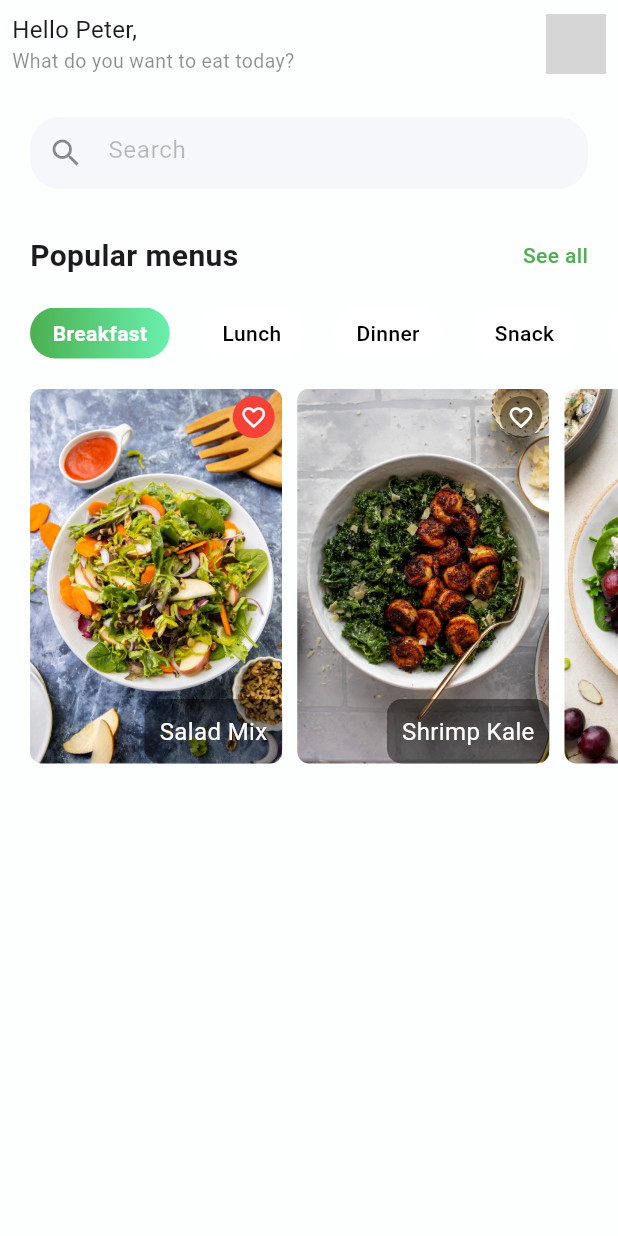
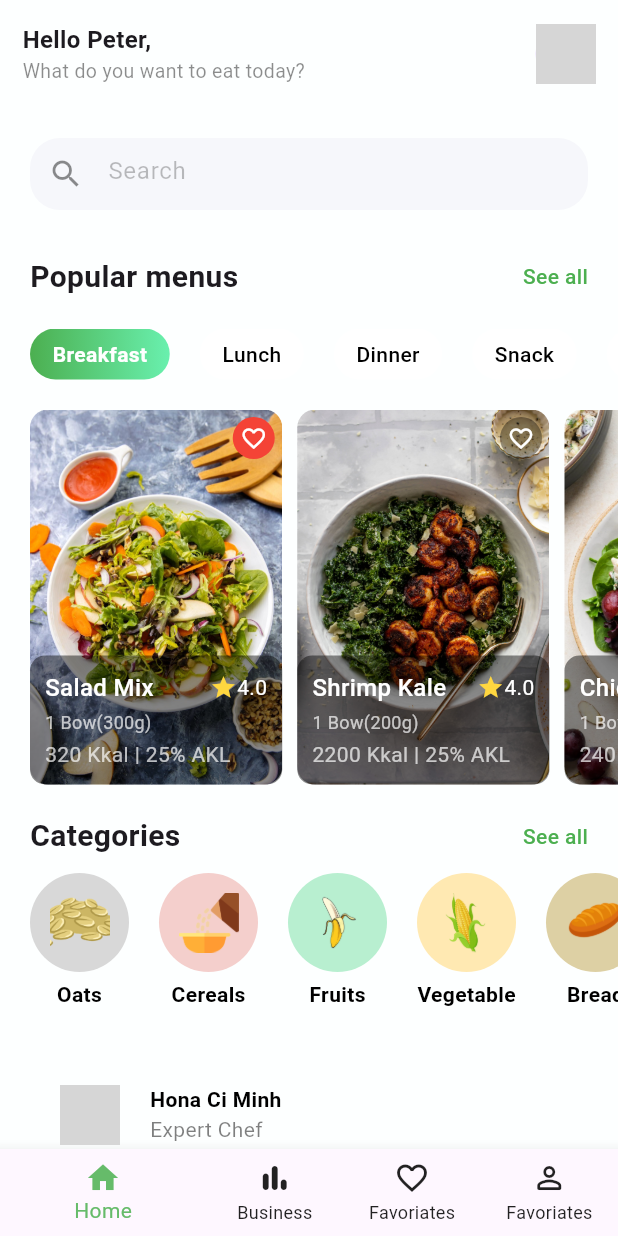
Before and after one commit to Awaizkazi/ui_practices, a Flutter app: the HomeScreenRecipe screen opened directly, on a phone screen of 412 x 824 dp. Run offline on Flutter 3.47's test engine with Material 3 defaults, Android fonts, the phone set to English and light mode, and no system bars; network calls fail; grey boxes are pictures that could not be loaded.

Commit message:
Home Screen Done

```diff
--- /dev/null
+++ b/lib/Food Recipe App/models/categories_recipe.dart
@@ -0,0 +1,36 @@
+import 'package:flutter/material.dart';
+
+class Category {
+  final String name, image;
+  final Color color;
+
+  Category({required this.name, required this.image, required this.color});
+}
+
+List<Category> recipeCategory = [
+  Category(
+    name: 'Oats',
+    image: 'assets/food-recipe/oats.png',
+    color: const Color(0xffd8d8d8),
+  ),
+  Category(
+    name: 'Cereals',
+    image: 'assets/food-recipe/cereal.png',
+    color: const Color(0xfff4cfcc),
+  ),
+  Category(
+    name: 'Fruits',
+    image: 'assets/food-recipe/banana.png',
+    color: const Color(0xffb8efd0),
+  ),
+  Category(
+    name: 'Vegetable',
+    image: 'assets/food-recipe/corn.png',
+    color: const Color(0xffffe9b2),
+  ),
+  Category(
+    name: 'Bread',
+    image: 'assets/food-recipe/bread.png',
+    color: const Color(0xffddd0a4),
+  ),
+];
--- /dev/null
+++ b/lib/Food Recipe App/models/ingredients.dart
@@ -0,0 +1,35 @@
+import 'package:flutter/material.dart';
+
+class Ingredients {
+  final String name, image;
+  final Color color;
+  Ingredients({required this.color, required this.name, required this.image});
+}
+
+List<Ingredients> ingredients = [
+  Ingredients(
+    color: const Color(0xfff4cfcc),
+    name: 'Potato',
+    image: 'assets/food-recipe/potato.png',
+  ),
+  Ingredients(
+    color: const Color(0xffb8efd0),
+    name: 'onion',
+    image: 'assets/food-recipe/onion.png',
+  ),
+  Ingredients(
+    color: const Color(0xffffe9b2),
+    name: 'Almond',
+    image: 'assets/food-recipe/almond.png',
+  ),
+  Ingredients(
+    color: const Color(0xffddd0a4),
+    name: 'Broccoli',
+    image: 'assets/food-recipe/broccoli.png',
+  ),
+  Ingredients(
+    color: const Color(0xffd8d8d8),
+    name: 'Ginger',
+    image: 'assets/food-recipe/ginger.png',
+  ),
+];
--- a/lib/Food Recipe App/views/home_screen_recipe.dart
+++ b/lib/Food Recipe App/views/home_screen_recipe.dart
@@ -1,5 +1,6 @@
 import 'package:flutter/material.dart';
 import 'package:ui_practices/Food%20Recipe%20App/colors/colors.dart';
+import 'package:ui_practices/Food%20Recipe%20App/models/categories_recipe.dart';
 import 'package:ui_practices/Food%20Recipe%20App/models/recipe_model.dart';
 
 class HomeScreenRecipe extends StatefulWidget {
@@ -11,22 +12,155 @@ class HomeScreenRecipe extends StatefulWidget {
 
 class _HomeScreenRecipeState extends State<HomeScreenRecipe> {
   int selectedIndex = 0;
+  int selectedIndexBottomNav = 0;
+  void _onItemTapped(int index) {
+    setState(() {
+      selectedIndexBottomNav = index;
+    });
+  }
+
   @override
   Widget build(BuildContext context) {
     return Scaffold(
       backgroundColor: recipeAppBackgroundColor,
       body: SafeArea(
+        child: ListView(
+          children: [
+            headerParts(),
+            const SizedBox(height: 20),
+            mySearchField(),
+            const SizedBox(height: 30),
+            rowSectionDivider('Popular menus', 'See all'),
+            const SizedBox(height: 20),
+            popularMenuItems(),
+            const SizedBox(height: 20),
+
+            // MAIN CARD LIST
+            recipeImageCard(context),
+            const SizedBox(height: 20),
+            rowSectionDivider('Categories', 'See all'),
+            const SizedBox(height: 10),
+            categoryItems(),
+            const SizedBox(height: 10),
+            chefInformationDetails(),
+            const SizedBox(height: 10),
+          ],
+        ),
+      ),
+      bottomNavigationBar: bottomNavBar(),
+    );
+  }
+
+  BottomNavigationBar bottomNavBar() {
+    return BottomNavigationBar(
+      items: <BottomNavigationBarItem>[
+        BottomNavigationBarItem(icon: Icon(Icons.home), label: 'Home'),
+        BottomNavigationBarItem(
+          icon: Icon(Icons.bar_chart_rounded),
+          label: 'Business',
+        ),
+        BottomNavigationBarItem(
+          icon: Icon(Icons.favorite_border_outlined),
+          label: 'Favoriates',
+        ),
+        BottomNavigationBarItem(
+          icon: Icon(Icons.person_outline_rounded),
+          label: 'Favoriates',
+        ),
+      ],
+      currentIndex: selectedIndexBottomNav,
+      unselectedItemColor: Colors.black87,
+      selectedItemColor: Colors.green[400],
+      onTap: _onItemTapped,
+
+      showUnselectedLabels: true,
+    );
+  }
+
+  Padding chefInformationDetails() {
+    return Padding(
+      padding: EdgeInsetsGeometry.all(40),
+      child: Row(
+        children: [
+          Container(
+            height: 40,
+            width: 40,
+            decoration: BoxDecoration(
+              shape: BoxShape.circle,
+              image: DecorationImage(
+                image: NetworkImage(
+                  'https://media.istockphoto.com/id/1213660289/photo/young-beautiful-chinese-chef-woman-wearing-cooker-uniform-and-hat-holding-tray-with-dome-with.jpg?s=612x612&w=0&k=20&c=Acr3SpWXvGhElDWXTo2Z7hfc7jpUQrXJuOs9SzuZEHA=',
+                ),
+                fit: BoxFit.cover,
+              ),
+            ),
+          ),
+          SizedBox(width: 20),
+          Column(
+            crossAxisAlignment: CrossAxisAlignment.start,
+            children: [
+              Text(
+                'Hona Ci Minh',
+                style: TextStyle(
+                  fontSize: 14,
+                  color: Colors.black,
+                  fontWeight: FontWeight.bold,
+                ),
+              ),
+              Text(
+                'Expert Chef',
+                style: TextStyle(color: Colors.black.withValues(alpha: 0.5)),
+              ),
+            ],
+          ),
+        ],
+      ),
+    );
+  }
+
+  SingleChildScrollView categoryItems() {
+    return SingleChildScrollView(
+      scrollDirection: Axis.horizontal,
+      child: Row(
+        children: List.generate(
+          recipeCategory.length,
+          (index) => Padding(
+            padding: index == 0
+                ? EdgeInsetsGeometry.only(left: 20, right: 20)
+                : EdgeInsetsGeometry.only(right: 20),
             child: Column(
               children: [
-            headerParts(),
-            SizedBox(height: 20),
-            mySearchField(),
-            SizedBox(height: 30),
-            rowSectionPopular(),
-            SizedBox(height: 20),
-            popularMenuItems(),
-            SizedBox(height: 20),
-            SingleChildScrollView(
+                CircleAvatar(
+                  radius: 33,
+                  backgroundColor: recipeCategory[index].color,
+                  child: Image.asset(
+                    recipeCategory[index].image,
+                    fit: BoxFit.cover,
+                    height: 40,
+                    width: 40,
+                  ),
+                ),
+                SizedBox(height: 5),
+                Text(
+                  recipeCategory[index].name,
+                  style: TextStyle(
+                    fontSize: 14,
+                    fontWeight: FontWeight.bold,
+                    color: Colors.black,
+                  ),
+                ),
+              ],
+            ),
+          ),
+        ),
+      ),
+    );
+  }
+
+  SizedBox recipeImageCard(BuildContext context) {
+    return SizedBox(
+      height: 250,
+      child: SingleChildScrollView(
         scrollDirection: Axis.horizontal,
         child: Row(
           children: List.generate(recipeItems.length, (index) {
@@ -34,30 +168,30 @@ class _HomeScreenRecipeState extends State<HomeScreenRecipe> {
 
             return Padding(
               padding: index == 0
-                        ? EdgeInsetsGeometry.only(left: 20, right: 10)
-                        : EdgeInsetsGeometry.only(right: 10),
+                  ? const EdgeInsets.only(left: 20, right: 10)
+                  : const EdgeInsets.only(right: 10),
               child: GestureDetector(
                 onTap: () {},
                 child: Container(
-                        height: 250,
+                  height: 300,
                   width: MediaQuery.of(context).size.width / 2.45,
                   decoration: BoxDecoration(
-                          borderRadius: BorderRadius.circular(8),
+                    borderRadius: BorderRadius.circular(12),
                     image: DecorationImage(
                       image: AssetImage(recipe.image),
                       fit: BoxFit.cover,
                     ),
                   ),
                   child: Column(
-                          mainAxisAlignment: MainAxisAlignment.spaceBetween,
                     crossAxisAlignment: CrossAxisAlignment.end,
                     children: [
+                      /// ⬆️Top FAV BUTTON
                       Container(
-                              padding: EdgeInsets.all(5),
-                              margin: EdgeInsets.all(5),
+                        padding: const EdgeInsets.all(5),
+                        margin: const EdgeInsets.all(5),
                         decoration: BoxDecoration(
                           shape: BoxShape.circle,
-                                color: recipe.fav ? Colors.red : Colors.black45,
+                          color: recipe.fav ? Colors.red : Colors.black38,
                         ),
                         child: Icon(
                           Icons.favorite_border_outlined,
@@ -65,6 +199,11 @@ class _HomeScreenRecipeState extends State<HomeScreenRecipe> {
                           size: 18,
                         ),
                       ),
+
+                      /// 🔽 This pushes bottom content to bottom cleanly
+                      const Spacer(),
+
+                      /// 🔽 Bottom Info Box
                       Container(
                         padding: EdgeInsets.all(10),
                         decoration: BoxDecoration(
@@ -72,13 +211,48 @@ class _HomeScreenRecipeState extends State<HomeScreenRecipe> {
                           color: Colors.black45,
                         ),
                         child: Column(
+                          crossAxisAlignment: CrossAxisAlignment.start,
                           children: [
-                                  Text(
+                            Row(
+                              children: [
+                                Expanded(
+                                  child: Text(
                                     recipe.name,
+                                    maxLines: 1,
                                     style: TextStyle(
                                       fontSize: 16,
                                       color: Colors.white,
+                                      fontWeight: FontWeight.w500,
                                     ),
+                                  ),
+                                ),
+                                Row(
+                                  children: [
+                                    Icon(
+                                      Icons.star,
+                                      color: Colors.amberAccent,
+                                      size: 18,
+                                    ),
+                                    Text(
+                                      "${recipe.rate}",
+                                      style: TextStyle(color: Colors.white),
+                                    ),
+                                  ],
+                                ),
+                              ],
+                            ),
+                            SizedBox(height: 3),
+                            Text(
+                              "1 Bow(${recipe.weight}g)",
+                              style: TextStyle(
+                                color: Colors.white70,
+                                fontSize: 12,
+                              ),
+                            ),
+                            SizedBox(height: 3),
+                            Text(
+                              "${recipe.calorie} Kkal | 25% AKL",
+                              style: TextStyle(color: Colors.white70),
                             ),
                           ],
                         ),
@@ -91,24 +265,22 @@ class _HomeScreenRecipeState extends State<HomeScreenRecipe> {
           }),
         ),
       ),
-          ],
-        ),
-      ),
     );
   }
 
-  Padding rowSectionPopular() {
+  // 🔵 Popular Text Row
+  Padding rowSectionDivider(String leftText, String rightText) {
     return Padding(
-      padding: EdgeInsets.symmetric(horizontal: 20),
+      padding: const EdgeInsets.symmetric(horizontal: 20),
       child: Row(
         mainAxisAlignment: MainAxisAlignment.spaceBetween,
         children: [
           Text(
-            'Popular menus',
+            leftText,
             style: TextStyle(fontSize: 20, fontWeight: FontWeight.bold),
           ),
           Text(
-            'See all',
+            rightText,
             style: TextStyle(
               fontSize: 14,
               fontWeight: FontWeight.w500,
@@ -120,6 +292,7 @@ class _HomeScreenRecipeState extends State<HomeScreenRecipe> {
     );
   }
 
+  // 🔵 Menu Filter Buttons
   SingleChildScrollView popularMenuItems() {
     return SingleChildScrollView(
       scrollDirection: Axis.horizontal,
@@ -127,15 +300,16 @@ class _HomeScreenRecipeState extends State<HomeScreenRecipe> {
         children: List.generate(
           menuItems.length,
           (index) => Padding(
-            padding: EdgeInsets.only(left: 20),
+            padding: const EdgeInsets.only(left: 20),
             child: GestureDetector(
               onTap: () {
-                setState(() {
-                  selectedIndex = index;
-                });
+                setState(() => selectedIndex = index);
               },
               child: Container(
-                padding: EdgeInsets.symmetric(horizontal: 15, vertical: 7),
+                padding: const EdgeInsets.symmetric(
+                  horizontal: 15,
+                  vertical: 7,
+                ),
                 decoration: BoxDecoration(
                   borderRadius: BorderRadius.circular(20),
                   gradient: LinearGradient(
@@ -165,15 +339,16 @@ class _HomeScreenRecipeState extends State<HomeScreenRecipe> {
     );
   }
 
+  // 🔵 Search Bar
   Padding mySearchField() {
     return Padding(
-      padding: EdgeInsets.symmetric(horizontal: 20),
+      padding: const EdgeInsets.symmetric(horizontal: 20),
       child: Container(
         decoration: BoxDecoration(
           borderRadius: BorderRadius.circular(20),
           color: searchBarColor,
         ),
-        child: TextFormField(
+        child: const TextField(
           decoration: InputDecoration(
             border: InputBorder.none,
             prefixIcon: Icon(Icons.search, color: Colors.black45),
@@ -186,17 +361,18 @@ class _HomeScreenRecipeState extends State<HomeScreenRecipe> {
     );
   }
 
+  // 🔵 Header Section
   Padding headerParts() {
     return Padding(
-      padding: const EdgeInsets.all(8.0),
+      padding: const EdgeInsets.all(15),
       child: Row(
         children: [
-          Text.rich(
+          const Text.rich(
             TextSpan(
               children: [
                 TextSpan(
                   text: "Hello Peter,\n",
-                  style: TextStyle(fontSize: 16),
+                  style: TextStyle(fontSize: 16, fontWeight: FontWeight.bold),
                 ),
                 TextSpan(
                   text: "What do you want to eat today?",
@@ -205,12 +381,11 @@ class _HomeScreenRecipeState extends State<HomeScreenRecipe> {
               ],
             ),
           ),
-          Spacer(),
+          const Spacer(),
           Stack(
             children: [
-              CircleAvatar(
+              const CircleAvatar(
                 radius: 20,
-                backgroundColor: Colors.white,
                 backgroundImage: NetworkImage(
                   'https://thumbs.dreamstime.com/b/profile-picture-caucasian-male-employee-posing-office-happy-young-worker-look-camera-workplace-headshot-portrait-smiling-190186649.jpg',
                 ),
@@ -220,11 +395,11 @@ class _HomeScreenRecipeState extends State<HomeScreenRecipe> {
                 top: 1,
                 child: Container(
                   height: 9,
-                  width: 9.0,
+                  width: 9,
                   decoration: BoxDecoration(
                     shape: BoxShape.circle,
+                    color: Colors.green,
                     border: Border.all(color: Colors.white),
-                    color: Colors.green,
                   ),
                 ),
               ),
```
Lines whose indentation alone changed are shown as unchanged.
